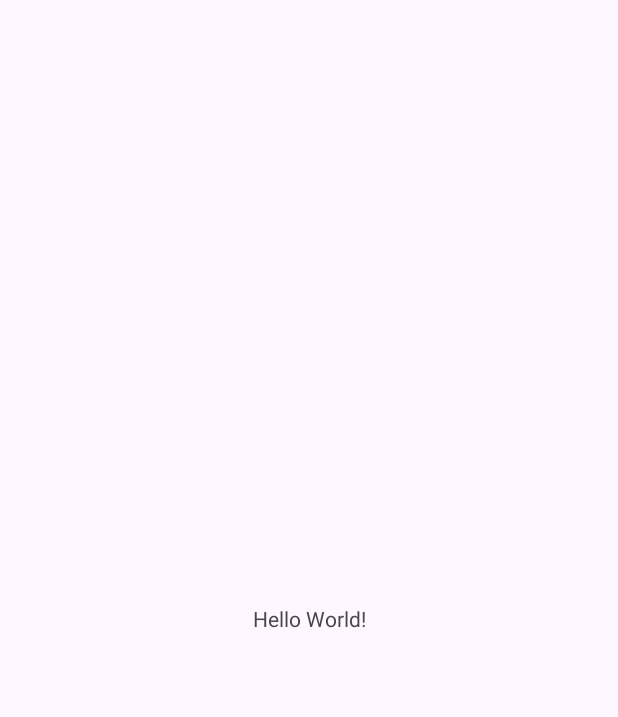
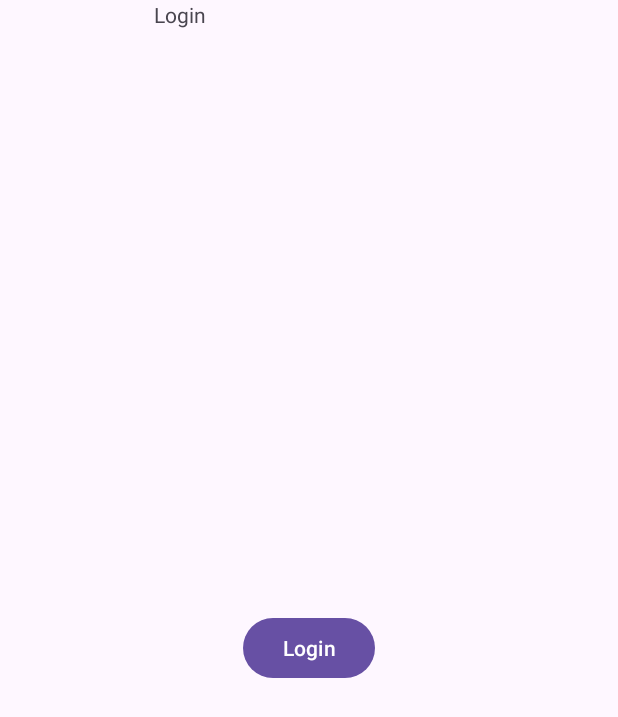
Before and after one commit to Katary00/CazarPatos, an Android app: the screen it shows after launch (MainActivity before the commit, LoginActivity after it), on a phone screen of 412 x 824 dp. Before the commit the part shown is almost empty. Shown: the top 717 px of the screen. Run offline under Robolectric (Android 15) with nearby library versions, the phone set to English and light mode, and no system bars.

Commit message:
Added Login Activity

```diff
--- a/app/src/main/AndroidManifest.xml
+++ b/app/src/main/AndroidManifest.xml
@@ -13,7 +13,7 @@
         android:theme="@style/Theme.CazarPatos"
         tools:targetApi="31">
         <activity
-            android:name=".MainActivity"
+            android:name=".LoginActivity"
             android:exported="true">
             <intent-filter>
                 <action android:name="android.intent.action.MAIN" />
@@ -21,6 +21,11 @@
                 <category android:name="android.intent.category.LAUNCHER" />
             </intent-filter>
         </activity>
+        <activity
+            android:name=".MainActivity"
+            android:exported="true">
+
+        </activity>
     </application>
 
 </manifest>
--- /dev/null
+++ b/app/src/main/java/com/stalin/yungan/cazarpatos/LoginActivity.kt
@@ -0,0 +1,27 @@
+package com.stalin.yungan.cazarpatos
+
+import android.content.Intent
+import android.os.Bundle
+import android.widget.Button
+import androidx.activity.enableEdgeToEdge
+import androidx.appcompat.app.AppCompatActivity
+import androidx.core.view.ViewCompat
+import androidx.core.view.WindowInsetsCompat
+
+class LoginActivity : AppCompatActivity() {
+    private lateinit var  buttonLogin : Button
+    override fun onCreate(savedInstanceState: Bundle?) {
+        super.onCreate(savedInstanceState)
+        enableEdgeToEdge()
+        setContentView(R.layout.activity_login)
+        buttonLogin = findViewById(R.id.buttonLogin)
+        ViewCompat.setOnApplyWindowInsetsListener(findViewById(R.id.main)) { v, insets ->
+            val systemBars = insets.getInsets(WindowInsetsCompat.Type.systemBars())
+            v.setPadding(systemBars.left, systemBars.top, systemBars.right, systemBars.bottom)
+            insets
+        }
+        buttonLogin.setOnClickListener {
+            startActivity(Intent(this, MainActivity::class.java))
+        }
+    }
+}
--- /dev/null
+++ b/app/src/main/res/layout/activity_login.xml
@@ -0,0 +1,29 @@
+<?xml version="1.0" encoding="utf-8"?>
+<androidx.constraintlayout.widget.ConstraintLayout xmlns:android="http://schemas.android.com/apk/res/android"
+    xmlns:app="http://schemas.android.com/apk/res-auto"
+    xmlns:tools="http://schemas.android.com/tools"
+    android:id="@+id/main"
+    android:layout_width="match_parent"
+    android:layout_height="match_parent"
+    tools:context=".LoginActivity">
+
+    <TextView
+        android:id="@+id/textView"
+        android:layout_width="207dp"
+        android:layout_height="39dp"
+        android:text="@string/textLogin_text"
+        app:layout_constraintEnd_toEndOf="parent"
+        app:layout_constraintStart_toStartOf="parent"
+        tools:layout_editor_absoluteY="88dp" />
+
+    <Button
+        android:id="@+id/buttonLogin"
+        android:layout_width="wrap_content"
+        android:layout_height="wrap_content"
+        android:text="@string/buttonLogin_text"
+        app:layout_constraintBottom_toBottomOf="parent"
+        app:layout_constraintEnd_toEndOf="parent"
+        app:layout_constraintStart_toStartOf="parent"
+        app:layout_constraintTop_toBottomOf="@+id/textView" />
+
+</androidx.constraintlayout.widget.ConstraintLayout>
--- a/app/src/main/res/values/strings.xml
+++ b/app/src/main/res/values/strings.xml
@@ -1,3 +1,5 @@
 <resources>
-    <string name="app_name">CazarPatos</string>
+    <string name="app_name">Cazar Patos</string>
+    <string name="textLogin_text">Login</string>
+    <string name="buttonLogin_text">Login</string>
 </resources>
```
